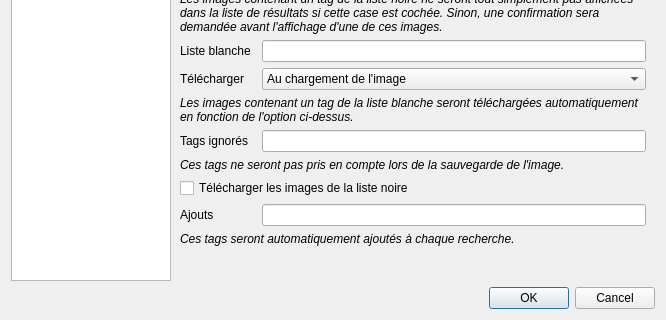
Above: ui/optionswindow.ui from Bionus/imgbrd-grabber before the change; both pictures show x 0 to 666 and y 158 to 478 of the 666 by 478 pixel window. Below: the same form after it.
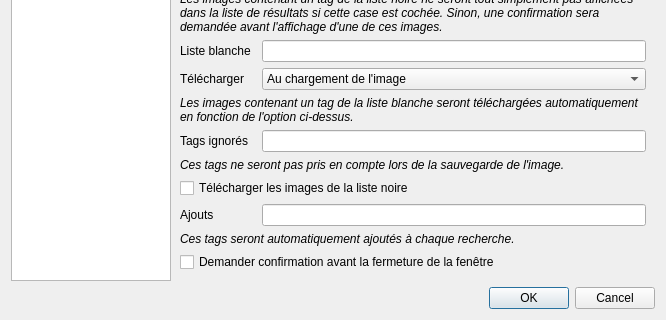
That is the form after the change. The open tabs and pages were chosen to show the change. Icons and pictures are not drawn.

Commit message: Add confirmation before closing when downloading (fix #508)

```diff
--- a/ui/optionswindow.ui
+++ b/ui/optionswindow.ui
@@ -7,7 +7,7 @@
     <x>0</x>
     <y>0</y>
     <width>666</width>
-    <height>443</height>
+    <height>453</height>
    </rect>
   </property>
   <property name="windowTitle">
@@ -334,6 +334,13 @@
          <item row="13" column="1">
           <widget class="QLineEdit" name="lineAdd"/>
          </item>
+         <item row="15" column="0" colspan="2">
+          <widget class="QCheckBox" name="checkConfirmClose">
+           <property name="text">
+            <string>Demander confirmation avant la fermeture de la fenêtre</string>
+           </property>
+          </widget>
+         </item>
         </layout>
         <zorder>label</zorder>
         <zorder>comboLanguages</zorder>
```
Left out of the diff: 4 changed lines with no effect on the pictures. The commit also changes 2 other files.
